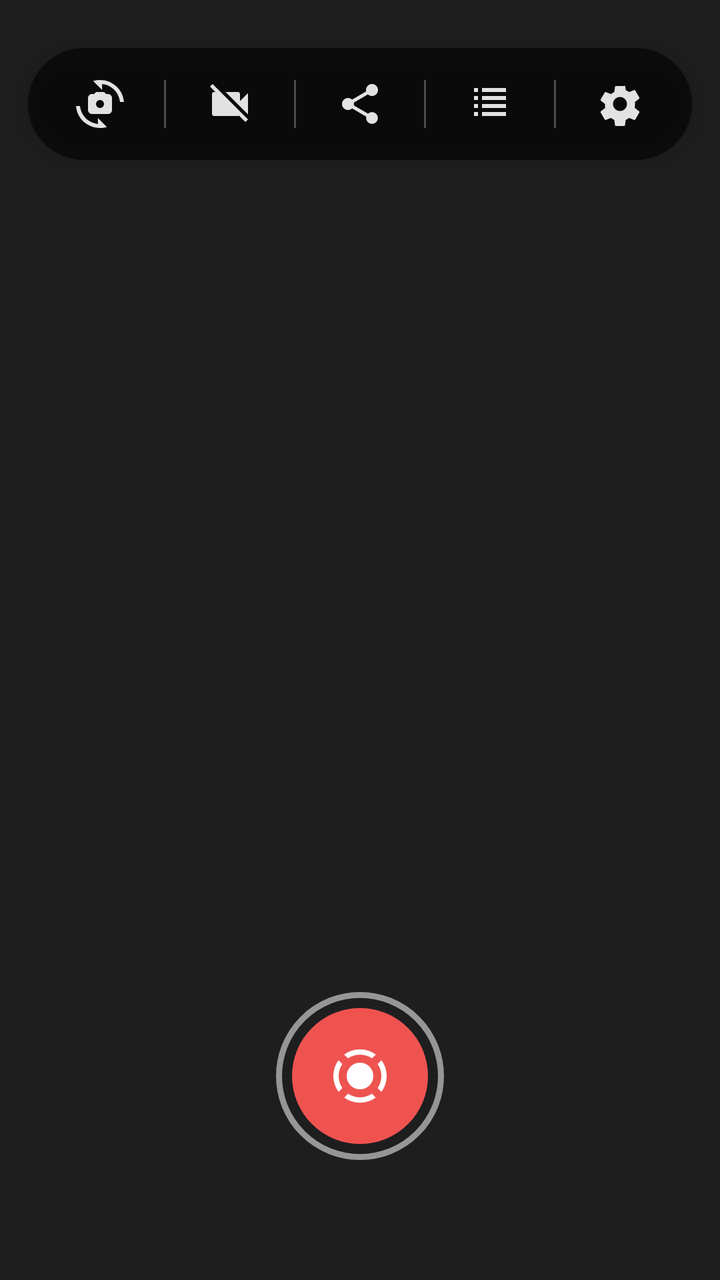
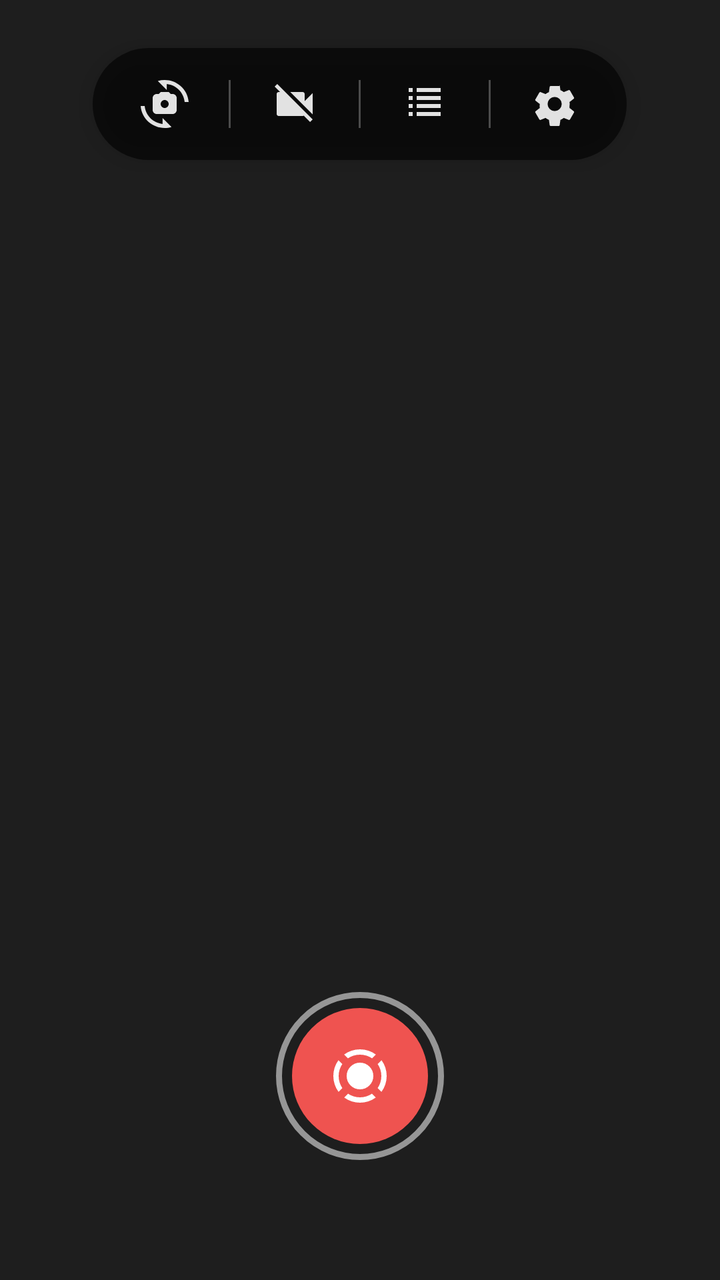

An Android layout rendered at two revisions. The XML below is the earlier revision; the diff shows what the commit changed to produce the second picture.
<!-- AndroidManifest.xml: activity theme Theme.SafeRec.Surface -->
<!-- res/layout/activity_main.xml -->
<?xml version="1.0" encoding="utf-8"?>
<FrameLayout xmlns:android="http://schemas.android.com/apk/res/android"
    xmlns:app="http://schemas.android.com/apk/res-auto"
    xmlns:tools="http://schemas.android.com/tools"
    android:id="@+id/main"
    android:layout_width="match_parent"
    android:layout_height="match_parent"
    tools:context=".MainActivity">

    
    <FrameLayout
        android:id="@+id/preview_container"
        android:layout_width="match_parent"
        android:layout_height="match_parent"
        android:background="@color/surface_elevated">

        <TextureView
            android:id="@+id/video_preview"
            android:layout_width="match_parent"
            android:layout_height="match_parent"
            android:layout_gravity="center" />

    </FrameLayout>

    
    <LinearLayout
        android:id="@+id/overlay_controls"
        android:layout_width="wrap_content"
        android:layout_height="wrap_content"
        android:orientation="horizontal"
        android:layout_gravity="top|center_horizontal"
        android:layout_marginTop="24dp"
        android:background="@drawable/control_pill_bg"
        android:paddingHorizontal="12dp"
        android:paddingVertical="4dp"
        android:elevation="8dp"
        android:gravity="center_vertical">

        <ImageButton
            android:id="@+id/btn_switch_camera"
            android:layout_width="48dp"
            android:layout_height="48dp"
            android:padding="10dp"
            android:background="?attr/selectableItemBackgroundBorderless"
            android:src="@drawable/baseline_cameraswitch_24"
            app:tint="@color/control_icon"
            android:contentDescription="@string/switch_camera" />

        <View
            android:layout_width="1dp"
            android:layout_height="24dp"
            android:layout_marginHorizontal="8dp"
            android:background="#44FFFFFF" />

        <ImageButton
            android:id="@+id/btn_toggle_camera"
            android:layout_width="48dp"
            android:layout_height="48dp"
            android:padding="10dp"
            android:background="?attr/selectableItemBackgroundBorderless"
            android:src="@drawable/baseline_videocam_off_24"
            app:tint="@color/control_icon"
            android:contentDescription="@string/toggle_camera" />

        <View
            android:layout_width="1dp"
            android:layout_height="24dp"
            android:layout_marginHorizontal="8dp"
            android:background="#44FFFFFF" />

        <ImageButton
            android:id="@+id/btn_share_root"
            android:layout_width="48dp"
            android:layout_height="48dp"
            android:padding="10dp"
            android:background="?attr/selectableItemBackgroundBorderless"
            android:src="@drawable/baseline_share_24"
            app:tint="@color/control_icon"
            android:contentDescription="@string/share_root_folder" />

        <View
            android:layout_width="1dp"
            android:layout_height="24dp"
            android:layout_marginHorizontal="8dp"
            android:background="#44FFFFFF" />

        <ImageButton
            android:id="@+id/btn_recordings"
            android:layout_width="48dp"
            android:layout_height="48dp"
            android:padding="10dp"
            android:background="?attr/selectableItemBackgroundBorderless"
            android:src="@drawable/baseline_view_list_24"
            app:tint="@color/control_icon"
            android:contentDescription="@string/view_recordings" />

        <View
            android:layout_width="1dp"
            android:layout_height="24dp"
            android:layout_marginHorizontal="8dp"
            android:background="#44FFFFFF" />

        <ImageButton
            android:id="@+id/btn_settings"
            android:layout_width="48dp"
            android:layout_height="48dp"
            android:padding="10dp"
            android:background="?attr/selectableItemBackgroundBorderless"
            android:src="@drawable/baseline_settings_24"
            app:tint="@color/control_icon"
            android:contentDescription="@string/settings" />
    </LinearLayout>

    
    <TextView
        android:id="@+id/recording_label"
        android:layout_width="wrap_content"
        android:layout_height="wrap_content"
        android:layout_gravity="top|center_horizontal"
        android:layout_marginTop="88dp"
        android:text=""
        android:textColor="@color/record_red"
        android:textSize="14sp"
        android:fontFamily="sans-serif-medium"
        android:letterSpacing="0.1"
        android:visibility="gone"
        android:elevation="8dp" />

    
    <FrameLayout
        android:layout_width="match_parent"
        android:layout_height="wrap_content"
        android:layout_gravity="bottom"
        android:paddingBottom="48dp"
        android:paddingTop="24dp"
        android:elevation="8dp">

        
        <View
            android:id="@+id/record_ring"
            android:layout_width="84dp"
            android:layout_height="84dp"
            android:layout_gravity="center"
            android:layout_margin="12dp"
            android:background="@drawable/record_button_ring" />

        
        <ImageButton
            android:id="@+id/btn_start"
            android:layout_width="68dp"
            android:layout_height="68dp"
            android:layout_gravity="center"
            android:background="@drawable/record_button_bg"
            android:src="@drawable/outline_screen_record_24"
            android:padding="18dp"
            android:scaleType="fitCenter"
            app:tint="@color/white"
            android:enabled="false"
            android:contentDescription="@string/start_recording" />
    </FrameLayout>

    
    <LinearLayout
        android:id="@+id/error_container"
        android:layout_width="match_parent"
        android:layout_height="match_parent"
        android:background="@color/surface_dark"
        android:orientation="vertical"
        android:gravity="center"
        android:padding="32dp"
        android:visibility="gone"
        android:elevation="10dp">

        <ImageView
            android:layout_width="64dp"
            android:layout_height="64dp"
            android:src="@drawable/baseline_videocam_off_24"
            app:tint="@color/record_red"
            android:contentDescription="@null"
            android:layout_marginBottom="24dp" />

        <TextView
            android:layout_width="wrap_content"
            android:layout_height="wrap_content"
            android:text="@string/google_drive_required"
            android:textColor="@color/white"
            android:textSize="22sp"
            android:textStyle="bold"
            android:layout_marginBottom="8dp"
            android:gravity="center" />

        <TextView
            android:id="@+id/error_message"
            android:layout_width="wrap_content"
            android:layout_height="wrap_content"
            android:text="@string/google_drive_required_msg"
            android:textColor="#BBFFFFFF"
            android:textSize="16sp"
            android:gravity="center"
            android:layout_marginBottom="32dp" />

        <LinearLayout
            android:layout_width="wrap_content"
            android:layout_height="wrap_content"
            android:orientation="horizontal"
            style="?android:attr/buttonBarStyle"
            android:gravity="center">

            <Button
                android:id="@+id/btn_retry"
                android:layout_width="wrap_content"
                android:layout_height="wrap_content"
                android:text="@string/retry"
                style="?android:attr/buttonBarButtonStyle"
                android:backgroundTint="@color/record_red"
                android:textColor="@color/white"
                android:layout_marginEnd="8dp"
                android:paddingHorizontal="24dp" />

            <Button
                android:id="@+id/btn_close_error"
                android:layout_width="wrap_content"
                android:layout_height="wrap_content"
                android:text="@string/close"
                style="?android:attr/buttonBarButtonStyle"
                android:textColor="#88FFFFFF"
                android:paddingHorizontal="24dp" />
        </LinearLayout>
    </LinearLayout>

</FrameLayout>
<!-- resources referenced by this layout -->
<resources>
  <color name="control_icon">#E0FFFFFF</color>
  <color name="record_red">#FFEF5350</color>
  <color name="surface_dark">#FF0F0F10</color>
  <color name="surface_elevated">#FF1E1E1E</color>
  <color name="white">#FFFFFFFF</color>
  <!-- drawable baseline_share_24 (drawable) -->
  <vector xmlns:android="http://schemas.android.com/apk/res/android"
      android:width="24dp"
      android:height="24dp"
      android:viewportWidth="24"
      android:viewportHeight="24"
      android:tint="?attr/colorControlNormal">
    <path
        android:fillColor="@android:color/white"
        android:pathData="M18,16.08c-0.76,0 -1.44,0.3 -1.96,0.77L8.91,12.7c0.05,-0.23 0.09,-0.46 0.09,-0.7s-0.04,-0.47 -0.09,-0.7l7.05,-4.11c0.54,0.5 1.25,0.81 2.04,0.81 1.66,0 3,-1.34 3,-3s-1.34,-3 -3,-3 -3,1.34 -3,3c0,0.24 0.04,0.47 0.09,0.7L8.04,9.81C7.5,9.31 6.79,9 6,9c-1.66,0 -3,1.34 -3,3s1.34,3 3,3c0.79,0 1.5,-0.31 2.04,-0.81l7.12,4.16c-0.05,0.21 -0.08,0.43 -0.08,0.65 0,1.61 1.31,2.92 2.92,2.92s2.92,-1.31 2.92,-2.92 -1.31,-2.92 -2.92,-2.92z"/>
  </vector>
  <!-- drawable baseline_view_list_24 (drawable) -->
  <vector xmlns:android="http://schemas.android.com/apk/res/android"
      android:width="24dp"
      android:height="24dp"
      android:viewportWidth="24.0"
      android:viewportHeight="24.0">
      <path
          android:fillColor="@android:color/white"
          android:pathData="M4,14h2v-2H4V14zM4,10h2V8H4V10zM4,18h2v-2H4V18zM4,6h2V4H4V6zM8,14h12v-2H8V14zM8,10h12V8H8V10zM8,18h12v-2H8V18zM8,6h12V4H8V6z"/>
  </vector>
  <!-- drawable control_pill_bg (drawable) -->
  <?xml version="1.0" encoding="utf-8"?>
  <shape xmlns:android="http://schemas.android.com/apk/res/android"
      android:shape="rectangle">
      <solid android:color="@color/overlay_bg" />
      <corners android:radius="28dp" />
  </shape>
  <!-- drawable record_button_bg (drawable) -->
  <?xml version="1.0" encoding="utf-8"?>
  <ripple xmlns:android="http://schemas.android.com/apk/res/android"
      android:color="#44FFFFFF">
      <item>
          <shape android:shape="oval">
              <solid android:color="@color/record_red" />
              <size android:width="72dp" android:height="72dp" />
          </shape>
      </item>
  </ripple>
  <!-- drawable record_button_ring (drawable) -->
  <?xml version="1.0" encoding="utf-8"?>
  <shape xmlns:android="http://schemas.android.com/apk/res/android"
      android:shape="oval">
      <stroke android:width="3dp" android:color="#88FFFFFF" />
      <solid android:color="@android:color/transparent" />
      <size android:width="84dp" android:height="84dp" />
  </shape>
  <string name="close">Close</string>
  <string name="google_drive_required">Google Drive Required</string>
  <string name="google_drive_required_msg">This app cannot function without access to your Google Drive to save recordings securely.</string>
  <string name="retry">Retry</string>
  <string name="settings">Settings</string>
  <string name="share_root_folder">Share recordings with a person</string>
  <string name="start_recording">Start</string>
  <string name="switch_camera">Switch camera</string>
  <string name="toggle_camera">Toggle camera</string>
  <string name="view_recordings">View Recordings</string>
  <style name="Theme.SafeRec.Surface" parent="Theme.SafeRec">
          <item name="android:windowBackground">@color/surface_dark</item>
      </style>
  <color name="overlay_bg">#99000000</color>
  <style name="Theme.SafeRec" parent="Base.Theme.SafeRec" />
  <color name="surface_card">#FF1C1C1E</color>
  <color name="attention_orange">#FFFFA43A</color>
  <!-- unchanged entries left out for length: 5 -->
</resources>

<!-- the commit's change to res/layout/activity_main.xml (unified diff, before → after) -->
@@ -61,22 +61,6 @@
             android:src="@drawable/baseline_videocam_off_24"
             app:tint="@color/control_icon"
             android:contentDescription="@string/toggle_camera" />
-
-        <View
-            android:layout_width="1dp"
-            android:layout_height="24dp"
-            android:layout_marginHorizontal="8dp"
-            android:background="#44FFFFFF" />
-
-        <ImageButton
-            android:id="@+id/btn_share_root"
-            android:layout_width="48dp"
-            android:layout_height="48dp"
-            android:padding="10dp"
-            android:background="?attr/selectableItemBackgroundBorderless"
-            android:src="@drawable/baseline_share_24"
-            app:tint="@color/control_icon"
-            android:contentDescription="@string/share_root_folder" />
 
         <View
             android:layout_width="1dp"
<!-- resource entries referenced after the edit -->
@@ -5,17 +5,6 @@
   <color name="surface_dark">#FF0F0F10</color>
   <color name="surface_elevated">#FF1E1E1E</color>
   <color name="white">#FFFFFFFF</color>
-  <!-- drawable baseline_share_24 (drawable) -->
-  <vector xmlns:android="http://schemas.android.com/apk/res/android"
-      android:width="24dp"
-      android:height="24dp"
-      android:viewportWidth="24"
-      android:viewportHeight="24"
-      android:tint="?attr/colorControlNormal">
-    <path
-        android:fillColor="@android:color/white"
-        android:pathData="M18,16.08c-0.76,0 -1.44,0.3 -1.96,0.77L8.91,12.7c0.05,-0.23 0.09,-0.46 0.09,-0.7s-0.04,-0.47 -0.09,-0.7l7.05,-4.11c0.54,0.5 1.25,0.81 2.04,0.81 1.66,0 3,-1.34 3,-3s-1.34,-3 -3,-3 -3,1.34 -3,3c0,0.24 0.04,0.47 0.09,0.7L8.04,9.81C7.5,9.31 6.79,9 6,9c-1.66,0 -3,1.34 -3,3s1.34,3 3,3c0.79,0 1.5,-0.31 2.04,-0.81l7.12,4.16c-0.05,0.21 -0.08,0.43 -0.08,0.65 0,1.61 1.31,2.92 2.92,2.92s2.92,-1.31 2.92,-2.92 -1.31,-2.92 -2.92,-2.92z"/>
-  </vector>
   <!-- drawable baseline_view_list_24 (drawable) -->
   <vector xmlns:android="http://schemas.android.com/apk/res/android"
       android:width="24dp"
@@ -57,7 +46,6 @@
   <string name="google_drive_required_msg">This app cannot function without access to your Google Drive to save recordings securely.</string>
   <string name="retry">Retry</string>
   <string name="settings">Settings</string>
-  <string name="share_root_folder">Share recordings with a person</string>
   <string name="start_recording">Start</string>
   <string name="switch_camera">Switch camera</string>
   <string name="toggle_camera">Toggle camera</string>
